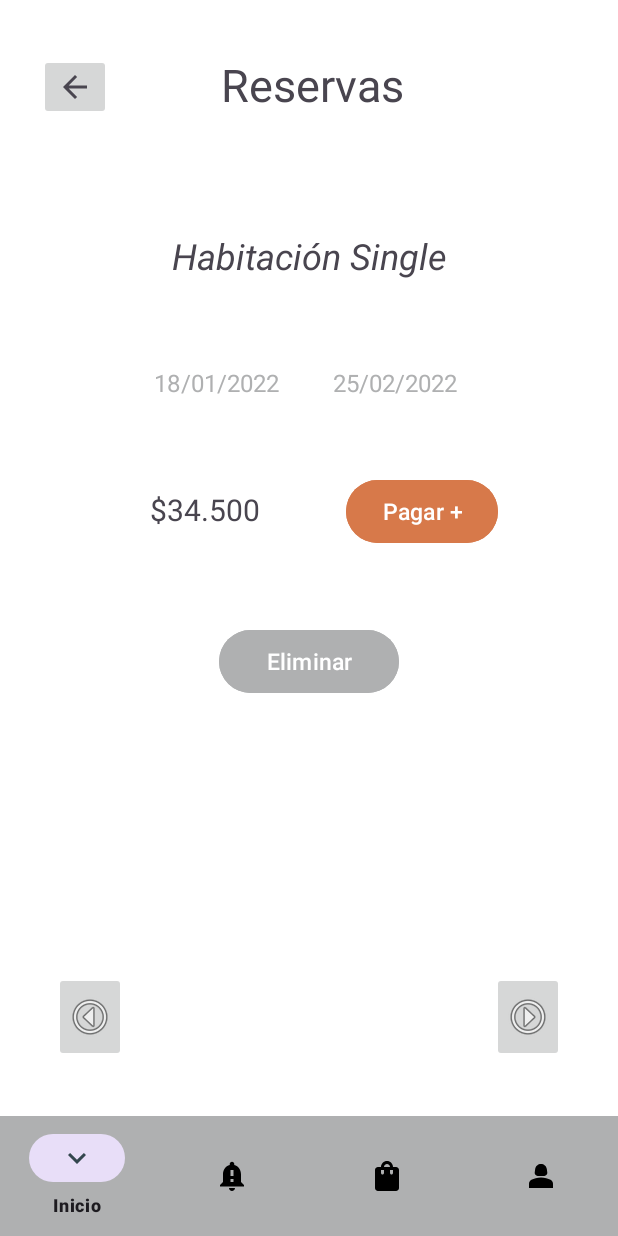
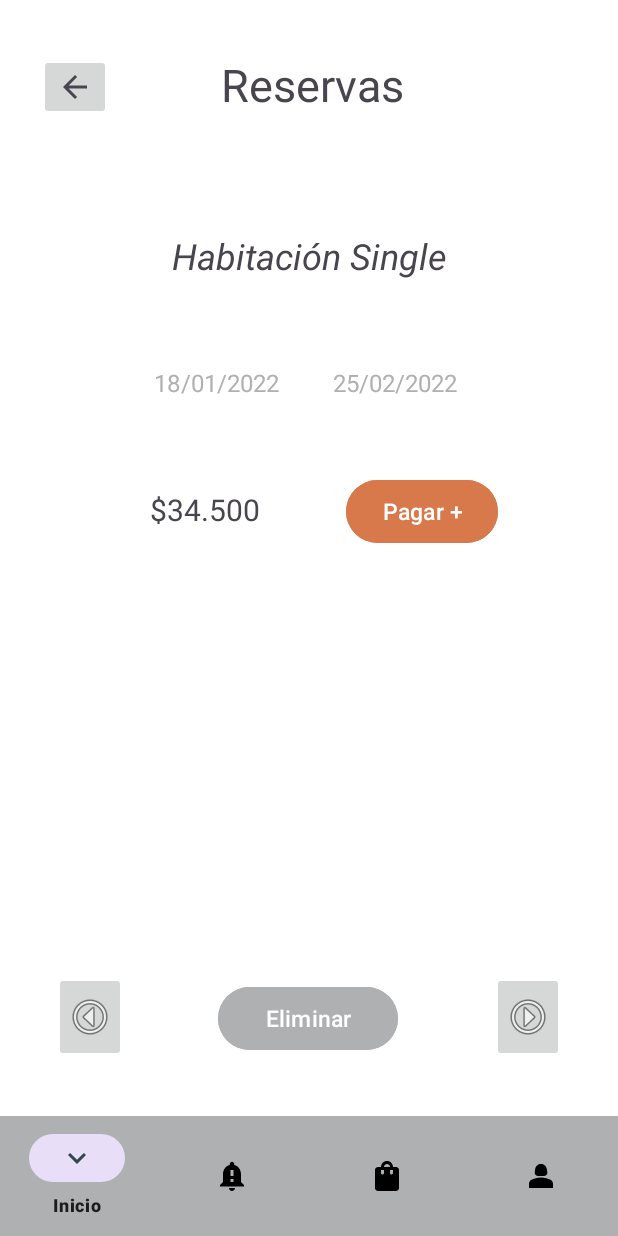
Before and after one commit to InnovacionIT/Hotel-california-Practicas, an Android app: the layout activity_reservas.xml on its own in the app's theme, with its tools: preview values and no code run, on a phone screen of 412 x 824 dp. Run offline under Robolectric (Android 15) with nearby library versions, the phone set to English and light mode, and no system bars.

Commit message:
FIX:imagen habitacion

```diff
--- a/Hotel-california-mobile/app/src/main/java/com/example/hotelcaliforniaDatos/HotelSQLiteHelper.java
+++ b/Hotel-california-mobile/app/src/main/java/com/example/hotelcaliforniaDatos/HotelSQLiteHelper.java
@@ -8,7 +8,7 @@ import com.example.hotelcalifornia.R;
 
 public class HotelSQLiteHelper extends SQLiteOpenHelper {
     private static final String DATABASE_NAME = "DbHotelCaliforniaFinal";
-    private static final int DATABASE_VERSION = 8;
+    private static final int DATABASE_VERSION = 9;
     private static HotelSQLiteHelper instance;
     private Context context;
     private SQLiteDatabase database;
--- a/Hotel-california-mobile/app/src/main/res/layout/activity_reservas.xml
+++ b/Hotel-california-mobile/app/src/main/res/layout/activity_reservas.xml
@@ -2,6 +2,7 @@
 <androidx.constraintlayout.widget.ConstraintLayout xmlns:android="http://schemas.android.com/apk/res/android"
     xmlns:app="http://schemas.android.com/apk/res-auto"
     xmlns:tools="http://schemas.android.com/tools"
+    android:id="@+id/imagenhabitacion"
     android:layout_width="match_parent"
     android:layout_height="match_parent"
     android:background="@color/white"
@@ -107,7 +108,7 @@
         android:layout_width="120dp"
         android:layout_height="50dp"
         android:layout_marginStart="24dp"
-        android:layout_marginTop="50dp"
+        android:layout_marginTop="-170dp"
         android:layout_marginEnd="24dp"
         android:backgroundTint="@color/gris"
         android:contentDescription="@string/btnEli"
@@ -117,8 +118,9 @@
         android:textColorLink="@color/clear"
         android:textSize="15sp"
         app:layout_constraintEnd_toEndOf="parent"
+        app:layout_constraintHorizontal_bias="0.497"
         app:layout_constraintStart_toStartOf="parent"
-        app:layout_constraintTop_toBottomOf="@+id/buttonPagar"
+        app:layout_constraintTop_toBottomOf="@+id/imagenhabitacion"
         tools:ignore="TextContrastCheck" />
 
     <TextView
```
Also changed, not shown: 1 other file.
